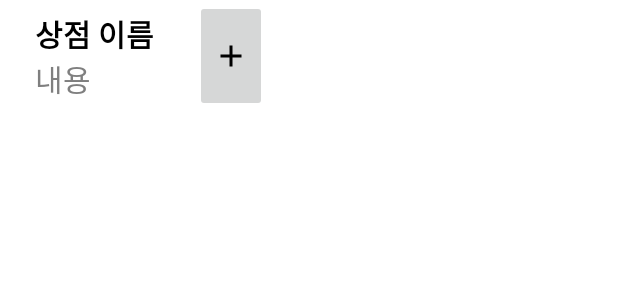
After one commit to ds1mbp5720/DatePlanner, an Android app: the layout poi_window.xml on its own in the app's theme, with its tools: preview values and no code run, on a phone screen of 412 x 824 dp. The commit adds this screen. Shown: the top 300 px of the screen. Run offline under Robolectric (Android 15) with nearby library versions, the phone set to English and light mode, and no system bars; network calls fail.

Commit message:
poi 정보에 대해 kakao map에 maker maker의 customballon 추가(layout 및 클릭 버튼 추가를 위한) 하단 poi list에서 상점 클릭시 해당 상점 마커로 이동, zoom확대 기능 추가

```diff
--- a/app/src/main/java/com/lee/dateplanner/map/POIViewModel.kt
+++ b/app/src/main/java/com/lee/dateplanner/map/POIViewModel.kt
@@ -9,7 +9,7 @@ import kotlinx.coroutines.*
 
 class POIViewModel(private val repository:POIRepository):ViewModel() {
 
-    val poiList = MutableLiveData<POIData>()
+    val poiList = MutableLiveData<POIData>() // rest api 저장
     val errorMessage = MutableLiveData<String>()
 
     val isLoading = MutableLiveData<Boolean>()
@@ -41,6 +41,7 @@ class POIViewModel(private val repository:POIRepository):ViewModel() {
         val categoryList: MutableList<String> = category.split(">") as MutableList<String>
         return categoryList[categoryList.size-1]
     }
+
     private fun onError(message: String){
         errorMessage.postValue(message)
         //isLoading.postValue(false)
--- /dev/null
+++ b/app/src/main/res/drawable/ic_baseline_add_24.xml
@@ -0,0 +1,5 @@
+<vector android:height="24dp" android:tint="#000000"
+    android:viewportHeight="24" android:viewportWidth="24"
+    android:width="24dp" xmlns:android="http://schemas.android.com/apk/res/android">
+    <path android:fillColor="@android:color/white" android:pathData="M19,13h-6v6h-2v-6H5v-2h6V5h2v6h6v2z"/>
+</vector>
--- /dev/null
+++ b/app/src/main/res/drawable/ic_baseline_coffee_24.xml
@@ -0,0 +1,5 @@
+<vector android:height="24dp" android:tint="#000000"
+    android:viewportHeight="24" android:viewportWidth="24"
+    android:width="24dp" xmlns:android="http://schemas.android.com/apk/res/android">
+    <path android:fillColor="@android:color/white" android:pathData="M18.5,3H6C4.9,3 4,3.9 4,5v5.71c0,3.83 2.95,7.18 6.78,7.29c3.96,0.12 7.22,-3.06 7.22,-7v-1h0.5c1.93,0 3.5,-1.57 3.5,-3.5S20.43,3 18.5,3zM16,5v3H6V5H16zM18.5,8H18V5h0.5C19.33,5 20,5.67 20,6.5S19.33,8 18.5,8zM4,19h16v2H4V19z"/>
+</vector>
--- /dev/null
+++ b/app/src/main/res/drawable/ic_baseline_food_bank_24.xml
@@ -0,0 +1,5 @@
+<vector android:height="24dp" android:tint="#000000"
+    android:viewportHeight="24" android:viewportWidth="24"
+    android:width="24dp" xmlns:android="http://schemas.android.com/apk/res/android">
+    <path android:fillColor="@android:color/white" android:pathData="M12,3L4,9v12h16V9L12,3zM12.5,12.5c0,0.83 -0.67,1.5 -1.5,1.5v4h-1v-4c-0.83,0 -1.5,-0.67 -1.5,-1.5v-3h1v3H10v-3h1v3h0.5v-3h1V12.5zM15,18h-1v-3.5h-1v-3c0,-1.1 0.9,-2 2,-2V18z"/>
+</vector>
--- /dev/null
+++ b/app/src/main/res/drawable/ic_baseline_museum_24.xml
@@ -0,0 +1,5 @@
+<vector android:height="24dp" android:tint="#000000"
+    android:viewportHeight="24" android:viewportWidth="24"
+    android:width="24dp" xmlns:android="http://schemas.android.com/apk/res/android">
+    <path android:fillColor="@android:color/white" android:pathData="M22,11V9L12,2L2,9v2h2v9H2v2h20v-2h-2v-9H22zM16,18h-2v-4l-2,3l-2,-3v4H8v-7h2l2,3l2,-3h2V18z"/>
+</vector>
--- a/app/src/main/res/layout/poi_list_recycler.xml
+++ b/app/src/main/res/layout/poi_list_recycler.xml
@@ -1,7 +1,8 @@
 <?xml version="1.0" encoding="utf-8"?>
-<LinearLayout xmlns:android="http://schemas.android.com/apk/res/android"
+<androidx.cardview.widget.CardView xmlns:android="http://schemas.android.com/apk/res/android"
     android:layout_width="match_parent"
     android:layout_height="wrap_content"
+    android:backgroundTint="@color/white"
     xmlns:app="http://schemas.android.com/apk/res-auto"
     xmlns:tools="http://schemas.android.com/tools">
     <androidx.cardview.widget.CardView
@@ -60,4 +61,4 @@
         </androidx.constraintlayout.widget.ConstraintLayout>
 
     </androidx.cardview.widget.CardView>
-</LinearLayout>
+</androidx.cardview.widget.CardView>
--- /dev/null
+++ b/app/src/main/res/layout/poi_window.xml
@@ -0,0 +1,51 @@
+<?xml version="1.0" encoding="utf-8"?>
+<LinearLayout xmlns:android="http://schemas.android.com/apk/res/android"
+    android:layout_width="wrap_content"
+    android:layout_height="wrap_content"
+    android:background="@color/white"
+    android:layout_marginHorizontal="16dp"
+    android:orientation="vertical">
+    <LinearLayout
+        android:layout_width="match_parent"
+        android:layout_height="wrap_content"
+        android:orientation="horizontal" >
+
+        <LinearLayout
+            android:layout_width="wrap_content"
+            android:layout_height="wrap_content"
+            android:layout_margin="7dp"
+            android:orientation="vertical" >
+
+            <TextView
+                android:id="@+id/window_title"
+                android:layout_width="99dp"
+                android:layout_height="wrap_content"
+                android:layout_gravity="center_horizontal"
+                android:ellipsize="end"
+                android:singleLine="true"
+                android:text="상점 이름"
+                android:textColor="#ff000000"
+                android:textSize="20sp"
+                android:textStyle="bold" />
+
+            <TextView
+                android:id="@+id/window_memo"
+                android:layout_width="wrap_content"
+                android:layout_height="wrap_content"
+                android:ellipsize="end"
+                android:singleLine="true"
+                android:text="내용"
+                android:textColor="#ff7f7f7f"
+                android:textSize="20sp" />
+        </LinearLayout>
+
+        <ImageButton
+        android:id="@+id/poiaddbtn"
+        android:layout_width="wrap_content"
+        android:layout_height="match_parent"
+        android:layout_marginRight="10dp"
+        android:adjustViewBounds="true"
+        android:src="@drawable/ic_baseline_add_24" />
+
+    </LinearLayout>
+</LinearLayout>
```
Also changed, not shown: app/src/main/java/com/lee/dateplanner/map/AroundMapFragment.kt (+59 -5 lines), app/src/main/java/com/lee/dateplanner/map/POIBallonClickListner.kt (added, +20 -0 lines), app/src/main/java/com/lee/dateplanner/map/adpter/POIRecyclerAdapter.kt (+21 -3 lines), app/src/main/java/com/lee/dateplanner/map/adpter/POIWindowAdapter.kt (added, +30 -0 lines).
